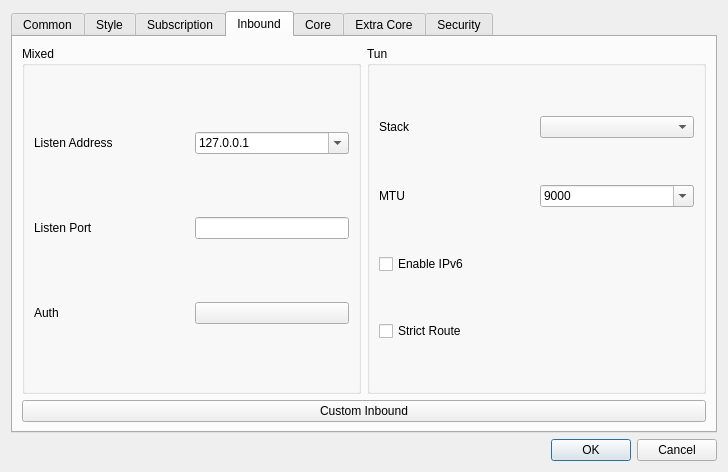
Restia-Ashbell/nekobox, file src/ui/dialog/DialogBasicSettings.ui: the form before one commit.
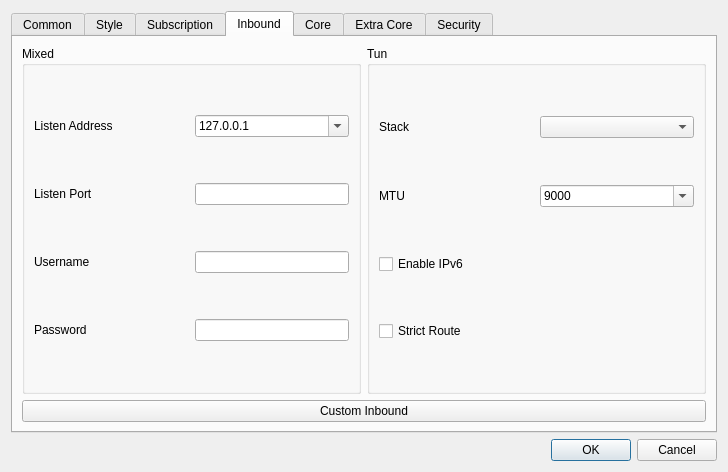
The form after the commit. The open tabs and pages were chosen to show the change.

Diff of the .ui file:
```diff
--- a/src/ui/dialog/DialogBasicSettings.ui
+++ b/src/ui/dialog/DialogBasicSettings.ui
@@ -523,16 +523,39 @@
            </widget>
           </item>
           <item row="2" column="1">
-           <widget class="QPushButton" name="inbound_auth">
-            <property name="text">
-             <string notr="true"/>
+           <widget class="QLineEdit" name="inbound_username">
+            <property name="sizePolicy">
+             <sizepolicy hsizetype="Preferred" vsizetype="Fixed">
+              <horstretch>0</horstretch>
+              <verstretch>0</verstretch>
+             </sizepolicy>
             </property>
            </widget>
           </item>
           <item row="2" column="0">
            <widget class="QLabel" name="label_5">
             <property name="text">
-             <string>Auth</string>
+             <string>Username</string>
+            </property>
+           </widget>
+          </item>
+          <item row="3" column="0">
+           <widget class="QLabel" name="label_auth_pass">
+            <property name="text">
+             <string>Password</string>
+            </property>
+           </widget>
+          </item>
+          <item row="3" column="1">
+           <widget class="QLineEdit" name="inbound_password">
+            <property name="sizePolicy">
+             <sizepolicy hsizetype="Preferred" vsizetype="Fixed">
+              <horstretch>0</horstretch>
+              <verstretch>0</verstretch>
+             </sizepolicy>
+            </property>
+            <property name="echoMode">
+             <enum>QLineEdit::EchoMode::Password</enum>
             </property>
            </widget>
           </item>
```
Left out of the diff: 6 changed lines with no effect on the pictures.
